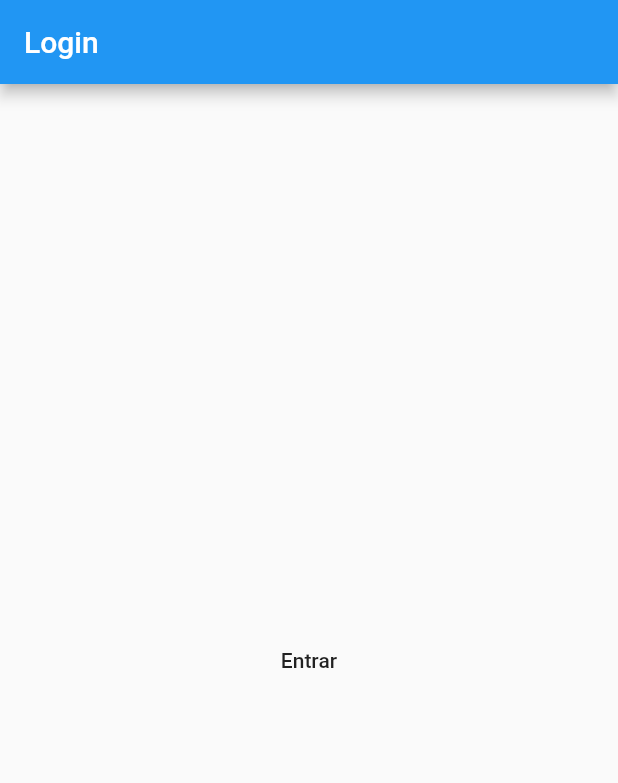
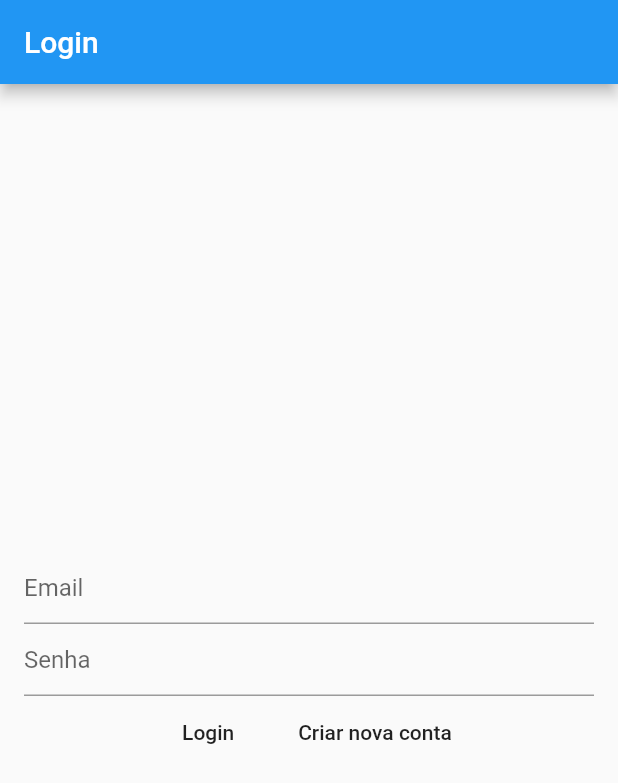
Before and after one commit to pvictor1206/pequenos_empreendedores, a Flutter app: the screen it shows after launch, on a phone screen of 412 x 824 dp. Shown: the top 783 px of the screen. Run offline on Flutter 3.47's test engine with Material 2 defaults, Android fonts, the phone set to English and light mode, and no system bars; our stand-ins replace firebase_auth, firebase_core; accounts and stored records are empty.

Commit message:
commit login

```diff
--- a/lib/screens/loginpage.dart
+++ b/lib/screens/loginpage.dart
@@ -10,9 +10,14 @@ class LoginPage extends StatefulWidget {
 
 class _LoginPageState extends State<LoginPage> {
 
+  String _email;
+  String _password;
+
   Future<void> _createUser() async {
     try {
-      UserCredential userCredential = await FirebaseAuth.instance.signInAnonymously();
+      UserCredential userCredential = await FirebaseAuth
+          .instance
+          .createUserWithEmailAndPassword(email: _email, password: _password);
       print("User: $userCredential");
     } on FirebaseAuthException catch (e) {
       print("Error: $e");
@@ -21,6 +26,20 @@ class _LoginPageState extends State<LoginPage> {
     }
   }
 
+  Future<void> _login() async {
+    try {
+      UserCredential userCredential = await FirebaseAuth
+          .instance
+          .signInWithEmailAndPassword(email: _email, password: _password);
+      print("User: $userCredential");
+    } on FirebaseAuthException catch (e) {
+      print("Error: $e");
+    } catch (e) {
+      print("Error: $e");
+    }
+  }
+
+
   @override
   Widget build(BuildContext context) {
     return Scaffold(
@@ -28,10 +47,44 @@ class _LoginPageState extends State<LoginPage> {
         title: Text("Login"),
       ),
       body: Center(
-        child: MaterialButton(
-          onPressed: _createUser,
-          child: Text("Entrar"),
-        ),
+        child: Padding(
+          padding: const EdgeInsets.all(16.0),
+          child: Column(
+            mainAxisAlignment: MainAxisAlignment.center,
+            children: [
+              TextField(
+                onChanged: (value) {
+                  _email = value;
+                },
+                decoration: InputDecoration(
+                  hintText: "Email"
+                ),
+              ),
+              TextField(
+                onChanged: (value) {
+                  _password = value;
+                },
+                decoration: InputDecoration(
+                    hintText: "Senha"
+                ),
+              ),
+              Row(
+                mainAxisAlignment: MainAxisAlignment.center,
+                children: [
+                  MaterialButton(
+                      onPressed: _login,
+                    child: Text("Login"),
+                  ),
+                  MaterialButton(
+                    onPressed: _createUser,
+                    child: Text("Criar nova conta"),
+                  )
+                ],
+              )
+
+            ],
+          ),
+        )
       ),
     );
   }
```
